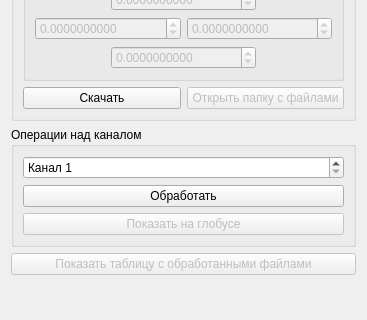
Above: src/geoPortal/ui/SceneOperationsWidget.ui from AlexBobkov/hyexplorer before the change; both pictures show x 0 to 367 and y 308 to 628 of the 367 by 628 pixel window. Below: the same form after it.
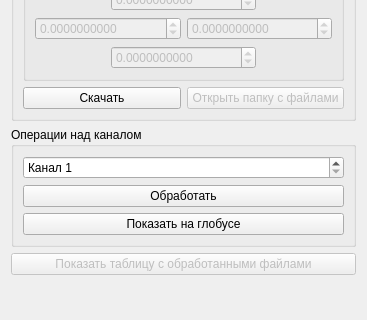
That is the form after the change.

Diff of the .ui file:
```diff
--- a/src/geoPortal/ui/SceneOperationsWidget.ui
+++ b/src/geoPortal/ui/SceneOperationsWidget.ui
@@ -255,7 +255,7 @@
       <item>
        <widget class="QPushButton" name="showOnGlobeButton">
         <property name="enabled">
-         <bool>false</bool>
+         <bool>true</bool>
         </property>
         <property name="text">
          <string>Показать на глобусе</string>
```
